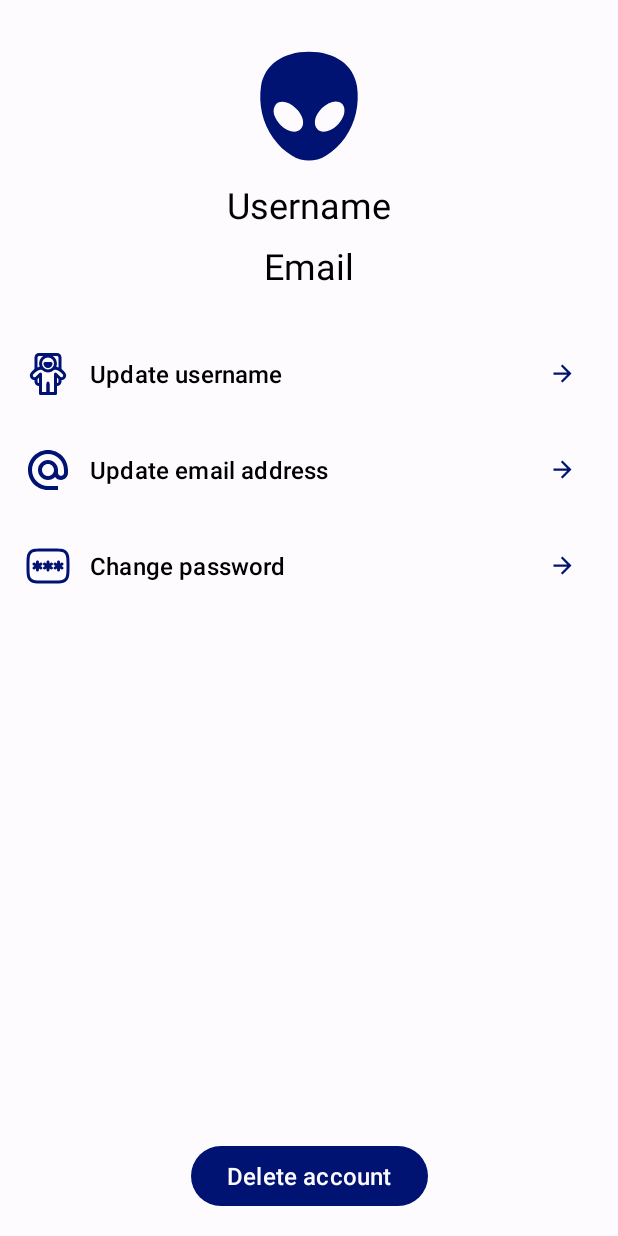
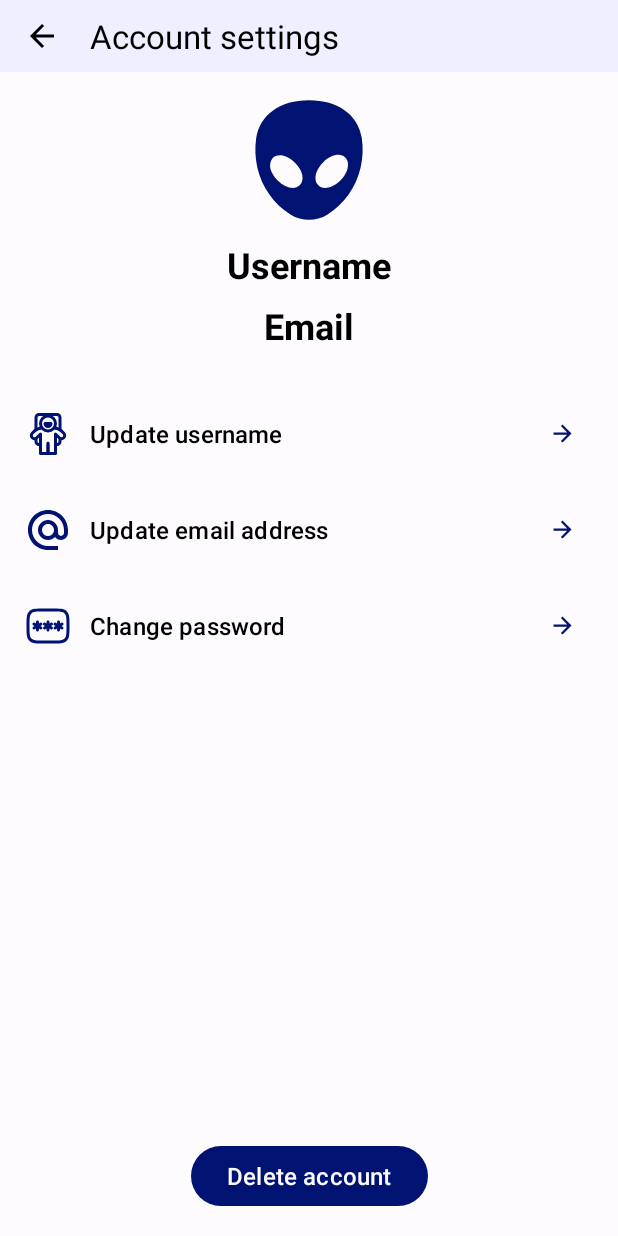
Before and after one commit to Gioosu/adAstra, an Android app: the AccountActivity screen opened directly, with no data from a screen before it, on a phone screen of 412 x 824 dp. Run offline under Robolectric (Android 15) with nearby library versions, the phone set to English and light mode, and no system bars; our stand-ins replace Firebase (no records; nobody signed in at launch, a user with empty details on screens opened directly), navigation-ui.

Commit message:
v0.13.1
Implementata la ToolBar in AccountSettings.

```diff
--- a/adAstra/app/build.gradle.kts
+++ b/adAstra/app/build.gradle.kts
@@ -41,11 +41,11 @@ dependencies {
     implementation("com.google.firebase:firebase-auth:22.3.0")
     implementation("com.google.firebase:firebase-firestore:24.10.0")
 
-    implementation("com.google.android.material:material:1.10.0")
+    implementation("com.google.android.material:material:1.11.0")
     implementation("androidx.navigation:navigation-fragment:2.7.6")
     implementation("androidx.navigation:navigation-ui:2.7.6")
     implementation("androidx.appcompat:appcompat:1.6.1")
-    implementation("com.google.android.material:material:1.10.0")
+    implementation("com.google.android.material:material:1.11.0")
     implementation("androidx.constraintlayout:constraintlayout:2.1.4")
     implementation("commons-validator:commons-validator:1.7")
     implementation("androidx.navigation:navigation-fragment:2.7.6")
--- a/adAstra/app/src/main/java/it/unimib/adastra/ui/account/AccountActivity.java
+++ b/adAstra/app/src/main/java/it/unimib/adastra/ui/account/AccountActivity.java
@@ -1,16 +1,52 @@
 package it.unimib.adastra.ui.account;
 
 import androidx.appcompat.app.AppCompatActivity;
+import androidx.navigation.NavController;
+import androidx.navigation.Navigation;
+import androidx.navigation.fragment.NavHostFragment;
+import androidx.navigation.ui.NavigationUI;
 
 import android.os.Bundle;
 
+import java.util.Objects;
+
 import it.unimib.adastra.R;
+import it.unimib.adastra.databinding.ActivityAccountBinding;
+import it.unimib.adastra.databinding.ActivityMainBinding;
+import it.unimib.adastra.ui.main.MainActivity;
 
 public class AccountActivity extends AppCompatActivity {
+    String TAG = AccountActivity.class.getSimpleName();
+    private ActivityAccountBinding binding;
 
     @Override
     protected void onCreate(Bundle savedInstanceState) {
         super.onCreate(savedInstanceState);
-        setContentView(R.layout.activity_account);
+        binding = ActivityAccountBinding.inflate(getLayoutInflater());
+        setContentView(binding.getRoot());
+
+        NavHostFragment navHostFragment = (NavHostFragment) getSupportFragmentManager()
+                .findFragmentById(binding.accountNavHostFragment.getId());
+        assert navHostFragment != null;
+        NavController navController = navHostFragment.getNavController();
+
+        setSupportActionBar(binding.materialToolbarAccountSettings);
+        getSupportActionBar().setDisplayHomeAsUpEnabled(true);
+        getSupportActionBar().setDisplayShowHomeEnabled(true);
+        Objects.requireNonNull(getSupportActionBar()).setTitle(Objects.requireNonNull(navController.getCurrentDestination()).getLabel());
+
+        // Imposta il listener per i cambiamenti di destinazione
+        navController.addOnDestinationChangedListener((controller, destination, arguments) -> {
+            CharSequence label = destination.getLabel();
+            if (label != null) {
+                binding.materialToolbarAccountSettings.setTitle(label);
+            }
+        });
+    }
+
+    @Override
+    public boolean onSupportNavigateUp() {
+        NavController navController = Navigation.findNavController(this, R.id.account_nav_host_fragment);
+        return navController.navigateUp() || super.onSupportNavigateUp();
     }
 }
--- a/adAstra/app/src/main/res/drawable-night/alien.xml
+++ b/adAstra/app/src/main/res/drawable-night/alien.xml
@@ -1,6 +1,6 @@
 <vector xmlns:android="http://schemas.android.com/apk/res/android"
-    android:width="80dp"
-    android:height="80dp"
+    android:width="88dp"
+    android:height="88dp"
     android:viewportWidth="32"
     android:viewportHeight="32">
   <path
--- a/adAstra/app/src/main/res/drawable-notnight/alien.xml
+++ b/adAstra/app/src/main/res/drawable-notnight/alien.xml
@@ -1,6 +1,6 @@
 <vector xmlns:android="http://schemas.android.com/apk/res/android"
-    android:width="80dp"
-    android:height="80dp"
+    android:width="88dp"
+    android:height="88dp"
     android:viewportWidth="32"
     android:viewportHeight="32">
   <path
--- a/adAstra/app/src/main/res/layout/activity_account.xml
+++ b/adAstra/app/src/main/res/layout/activity_account.xml
@@ -11,10 +11,21 @@
         android:name="androidx.navigation.fragment.NavHostFragment"
         android:layout_width="0dp"
         android:layout_height="0dp"
+        app:defaultNavHost="true"
+        app:layout_constraintBottom_toBottomOf="parent"
         app:layout_constraintLeft_toLeftOf="parent"
         app:layout_constraintRight_toRightOf="parent"
-        app:layout_constraintTop_toTopOf="parent"
-        app:layout_constraintBottom_toBottomOf="parent"
-        app:defaultNavHost="true"
+        app:layout_constraintTop_toBottomOf="@+id/materialToolbar_account_settings"
         app:navGraph="@navigation/account_nav_graph" />
+
+    <com.google.android.material.appbar.MaterialToolbar
+        android:id="@+id/materialToolbar_account_settings"
+        android:layout_width="0dp"
+        android:layout_height="48dp"
+        android:background="?attr/colorSurface"
+        android:minHeight="?attr/actionBarSize"
+        android:theme="?attr/actionBarTheme"
+        app:layout_constraintEnd_toEndOf="parent"
+        app:layout_constraintStart_toStartOf="parent"
+        app:layout_constraintTop_toTopOf="parent" />
 </androidx.constraintlayout.widget.ConstraintLayout>
--- a/adAstra/app/src/main/res/layout/activity_main.xml
+++ b/adAstra/app/src/main/res/layout/activity_main.xml
@@ -15,13 +15,14 @@
         app:layout_constraintBottom_toTopOf="@+id/bottom_navigation"
         app:layout_constraintLeft_toLeftOf="parent"
         app:layout_constraintRight_toRightOf="parent"
-        app:layout_constraintTop_toBottomOf="@+id/materialToolbar"
+        app:layout_constraintTop_toBottomOf="@+id/materialToolbar_main"
         app:navGraph="@navigation/main_nav_graph" />
 
     <com.google.android.material.bottomnavigation.BottomNavigationView
         android:id="@+id/bottom_navigation"
         android:layout_width="match_parent"
         android:layout_height="wrap_content"
+        android:background="?attr/colorSurface"
         app:labelVisibilityMode="labeled"
         app:layout_constraintBottom_toBottomOf="parent"
         app:layout_constraintEnd_toEndOf="parent"
@@ -29,13 +30,12 @@
         app:menu="@menu/bottom_navigation_menu" />
 
     <com.google.android.material.appbar.MaterialToolbar
-        android:id="@+id/materialToolbar"
+        android:id="@+id/materialToolbar_main"
         android:layout_width="0dp"
         android:layout_height="48dp"
         android:background="?attr/colorSurface"
         android:minHeight="?attr/actionBarSize"
         android:theme="?attr/actionBarTheme"
-        android:textColor="@attr/colorOnSurface"
         app:layout_constraintEnd_toEndOf="parent"
         app:layout_constraintStart_toStartOf="parent"
         app:layout_constraintTop_toTopOf="parent" />
--- a/adAstra/app/src/main/res/layout/fragment_account_settings.xml
+++ b/adAstra/app/src/main/res/layout/fragment_account_settings.xml
@@ -42,7 +42,6 @@
             android:id="@+id/imageView_profile"
             android:layout_width="wrap_content"
             android:layout_height="wrap_content"
-            android:layout_marginTop="16dp"
             android:src="@drawable/alien"
             app:layout_constraintEnd_toStartOf="@+id/guideline_dx_profile"
             app:layout_constraintStart_toStartOf="@+id/guideline_sx_profile"
@@ -56,6 +55,7 @@
             android:text="@string/username"
             android:textColor="?android:textColorPrimary"
             android:textSize="24sp"
+            android:textStyle="bold"
             app:layout_constraintEnd_toStartOf="@+id/guideline_dx_profile"
             app:layout_constraintStart_toStartOf="@+id/guideline_sx_profile"
             app:layout_constraintTop_toBottomOf="@+id/imageView_profile" />
@@ -68,6 +68,7 @@
             android:text="@string/email"
             android:textColor="?android:textColorPrimary"
             android:textSize="24sp"
+            android:textStyle="bold"
             app:layout_constraintEnd_toStartOf="@+id/guideline_dx_profile"
             app:layout_constraintStart_toStartOf="@+id/guideline_sx_profile"
             app:layout_constraintTop_toBottomOf="@+id/textView_username_account_settings" />
--- a/adAstra/app/src/main/res/layout/fragment_update_email.xml
+++ b/adAstra/app/src/main/res/layout/fragment_update_email.xml
@@ -42,7 +42,6 @@
             android:id="@+id/imageView3"
             android:layout_width="80dp"
             android:layout_height="80dp"
-            android:layout_marginTop="16dp"
             android:src="@drawable/email"
             app:layout_constraintEnd_toStartOf="@+id/guideline_dx_update_email"
             app:layout_constraintStart_toStartOf="@+id/guideline_sx_update_email"
--- a/adAstra/app/src/main/res/layout/fragment_update_username.xml
+++ b/adAstra/app/src/main/res/layout/fragment_update_username.xml
@@ -42,7 +42,6 @@
             android:id="@+id/imageView_update_username"
             android:layout_width="80dp"
             android:layout_height="80dp"
-            android:layout_marginTop="16dp"
             android:src="@drawable/astronaut_outlined"
             app:layout_constraintEnd_toStartOf="@+id/guideline_dx_update_username"
             app:layout_constraintStart_toStartOf="@+id/guideline_sx_update_username"
--- a/adAstra/app/src/main/res/navigation/account_nav_graph.xml
+++ b/adAstra/app/src/main/res/navigation/account_nav_graph.xml
@@ -8,7 +8,7 @@
     <fragment
         android:id="@+id/accountSettingsFragment"
         android:name="it.unimib.adastra.ui.account.AccountSettingsFragment"
-        android:label="fragment_account_settings"
+        android:label="@string/account_settings"
         tools:layout="@layout/fragment_account_settings" >
         <action
             android:id="@+id/action_accountSettingsFragment_to_welcomeActivity_account"
@@ -28,11 +28,11 @@
     <fragment
         android:id="@+id/updateUsernameFragment"
         android:name="it.unimib.adastra.ui.account.UpdateUsernameFragment"
-        android:label="fragment_update_username"
+        android:label="@string/update_username"
         tools:layout="@layout/fragment_update_username" />
     <fragment
         android:id="@+id/updateEmailFragment"
         android:name="it.unimib.adastra.ui.account.UpdateEmailFragment"
-        android:label="fragment_update_email"
+        android:label="@string/update_email"
         tools:layout="@layout/fragment_update_email" />
 </navigation>
```
Also changed, not shown: adAstra/app/src/main/java/it/unimib/adastra/ui/main/MainActivity.java (+4 -8 lines), adAstra/app/src/main/res/layout/fragment_settings.xml (+6 -1 lines), adAstra/app/src/main/res/values/strings.xml (+6 -4 lines), 1 other file.
